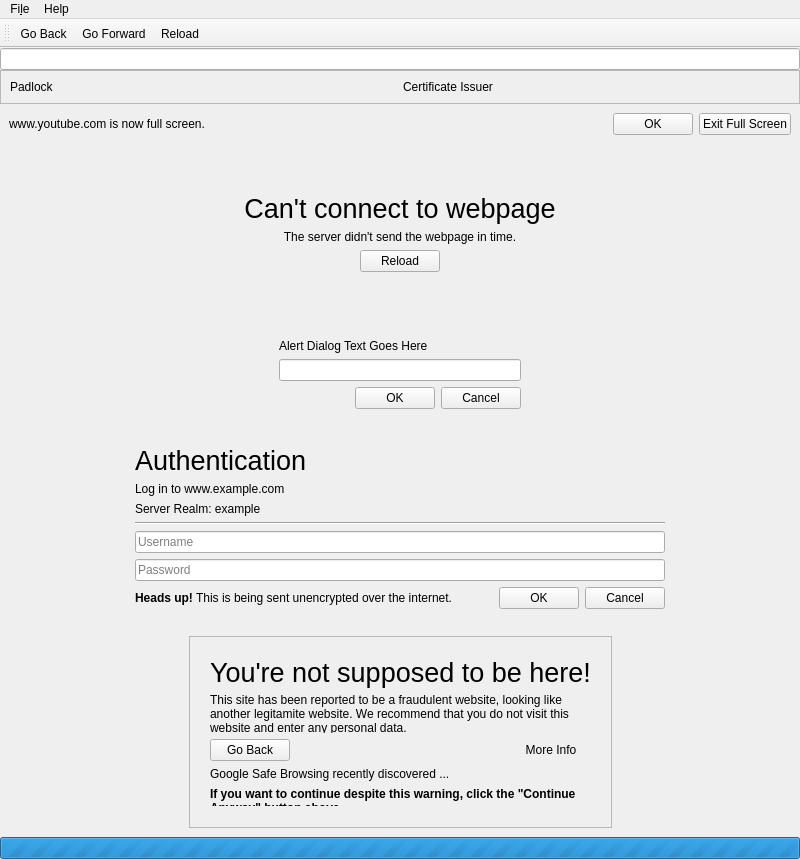
vicr123/theweb-cef, file mainwindow.ui: the form before one commit.
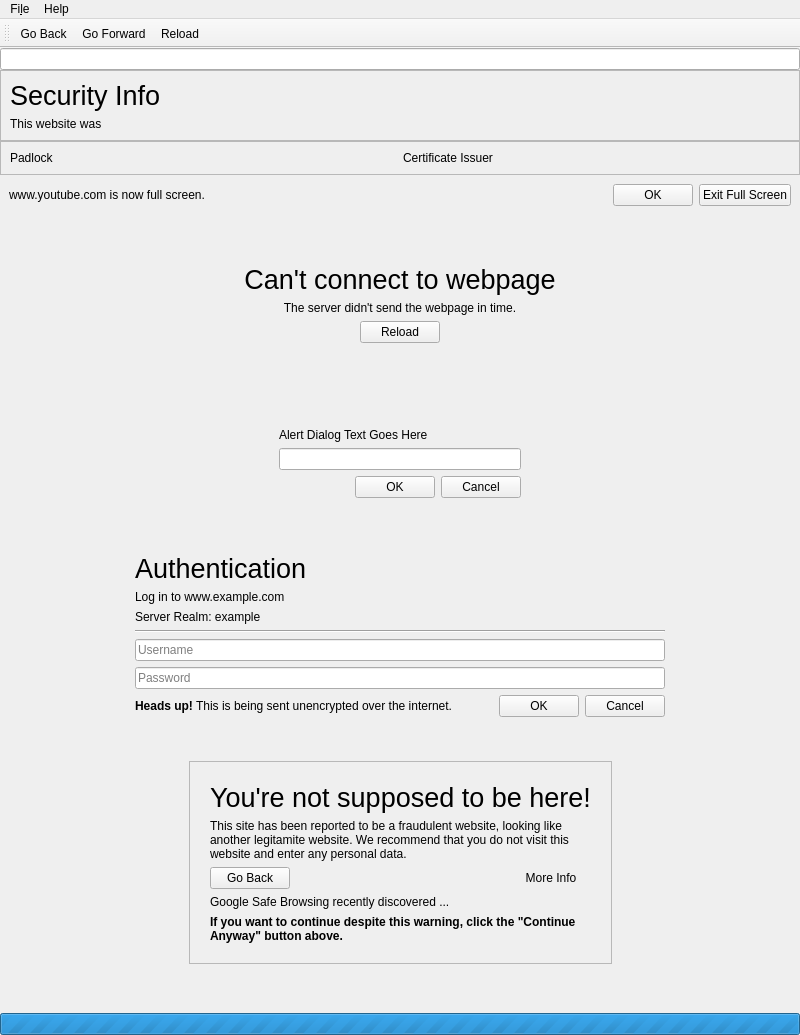
The form after the commit. Icons and pictures are not drawn. Custom widgets are drawn as their Qt base class.

Commit message: Add EV OIDs

```diff
--- a/mainwindow.ui
+++ b/mainwindow.ui
@@ -7,7 +7,7 @@
     <x>0</x>
     <y>0</y>
     <width>800</width>
-    <height>859</height>
+    <height>1035</height>
    </rect>
   </property>
   <property name="windowTitle">
@@ -37,6 +37,37 @@
     <item>
      <widget class="SpaceSearchBox" name="spaceSearch"/>
     </item>
+    <item>
+     <widget class="QFrame" name="securityInfoFrame">
+      <property name="frameShape">
+       <enum>QFrame::StyledPanel</enum>
+      </property>
+      <property name="frameShadow">
+       <enum>QFrame::Raised</enum>
+      </property>
+      <layout class="QVBoxLayout" name="verticalLayout_7">
+       <item>
+        <widget class="QLabel" name="label_4">
+         <property name="font">
+          <font>
+           <pointsize>20</pointsize>
+          </font>
+         </property>
+         <property name="text">
+          <string>Security Info</string>
+         </property>
+        </widget>
+       </item>
+       <item>
+        <widget class="QLabel" name="label_5">
+         <property name="text">
+          <string>This website was </string>
+         </property>
+        </widget>
+       </item>
+      </layout>
+     </widget>
+    </item>
     <item>
      <widget class="QFrame" name="securityFrame">
       <property name="autoFillBackground">
```
The commit also changes 1 other file.
